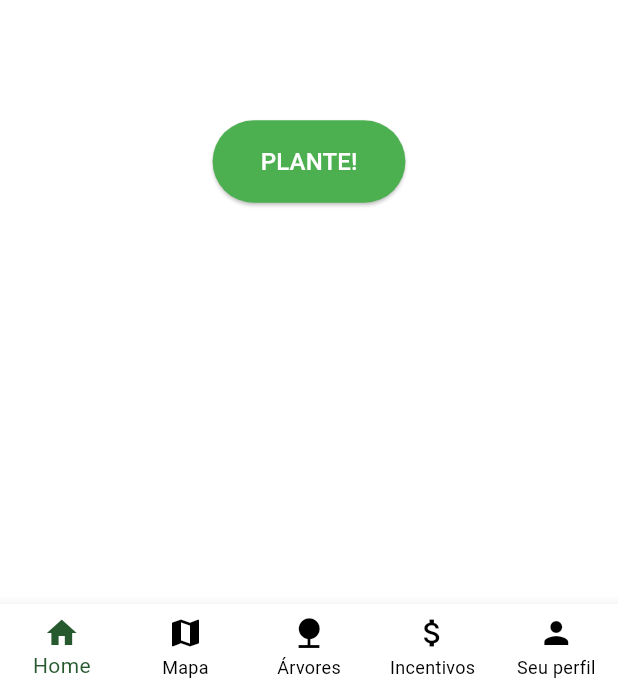
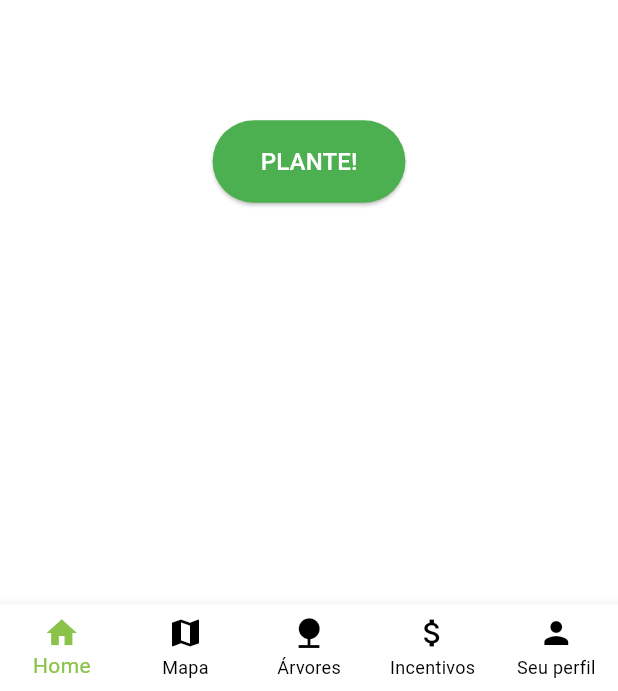
Before and after one commit to ggcraveiro/AppFetin, a Flutter app: the screen it shows after launch, on a phone screen of 412 x 824 dp, the part 545-1236 px from its top. Run offline on Flutter 3.47's test engine with Material 3 defaults, Android fonts, the phone set to English and light mode, and no system bars; our stand-ins replace shared_preferences.

Commit message:
Update BottomNavigationBar to support dark mode with correct colors

```diff
--- a/lib/pages/home_page.dart
+++ b/lib/pages/home_page.dart
@@ -1,4 +1,5 @@
 import 'package:flutter/material.dart';
+import 'package:provider/provider.dart';
 import 'menu1_page.dart';
 import 'menu2_page.dart';
 import 'menu3_page.dart';
@@ -7,6 +8,7 @@ import 'menu5_page.dart';
 import 'settings_page.dart';
 import 'about_page.dart';
 import 'logout_page.dart';
+import '../providers/theme_provider.dart';
 
 class HomePage extends StatefulWidget {
   const HomePage({super.key});
@@ -28,6 +30,8 @@ class _HomePageState extends State<HomePage> {
 
   @override
   Widget build(BuildContext context) {
+    return Consumer<ThemeProvider>(
+      builder: (context, themeProvider, child) {
         return Scaffold(
           appBar: AppBar(
             title: const Text('EcoMind'),
@@ -72,9 +76,9 @@ class _HomePageState extends State<HomePage> {
           ),
           body: _pages[_selectedIndex],
           bottomNavigationBar: BottomNavigationBar(
-        backgroundColor: Colors.white,
-        selectedItemColor: const Color(0xFF26592E),
-        unselectedItemColor: Colors.black,
+            backgroundColor: themeProvider.isDarkMode ? const Color(0xFF121212) : Colors.white,
+            selectedItemColor: Colors.lightGreen,
+            unselectedItemColor: themeProvider.isDarkMode ? const Color(0xFFE0E0E0) : Colors.black,
             type: BottomNavigationBarType.fixed,
             currentIndex: _selectedIndex,
             onTap: (index) {
@@ -91,5 +95,7 @@ class _HomePageState extends State<HomePage> {
             ],
           ),
         );
+      },
+    );
   }
 }
```
Lines whose indentation alone changed are shown as unchanged.
